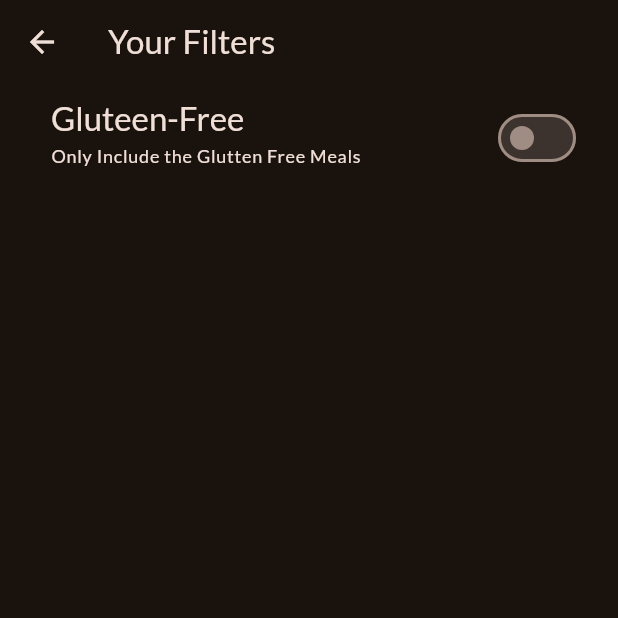
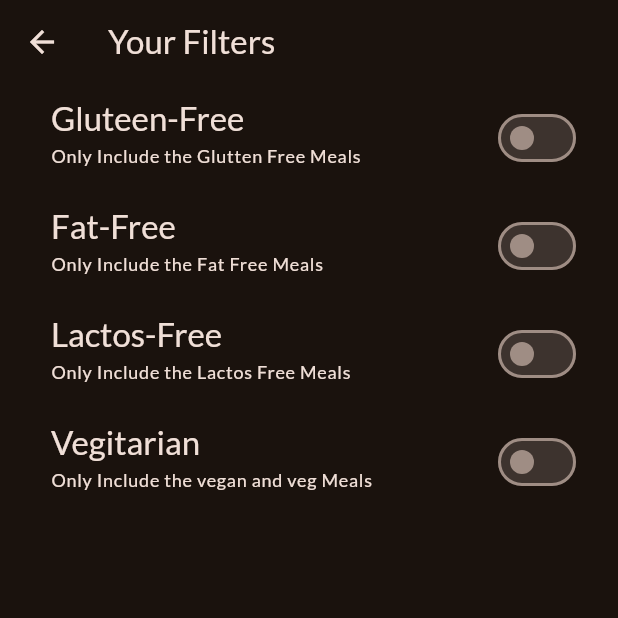
Before and after one commit to CodeEternity01/Meal_App, a Flutter app: the FilterScreen screen opened directly, on a phone screen of 412 x 824 dp, the top half of it. Run offline on Flutter 3.47's test engine with Material 3 defaults, Android fonts, the phone set to English and light mode, and no system bars; our stand-ins replace google_fonts, transparent_image.

Commit message:
added some more filters options

```diff
--- a/lib/screens/filter.dart
+++ b/lib/screens/filter.dart
@@ -11,6 +11,9 @@ class FilterScreen extends StatefulWidget {
 
 class _FilterScreenState extends State<FilterScreen> {
   var _gluteenFreeFliterSet = false;
+  var _fatFreeFliterSet=false;
+   var _lactosFreeFliterSet = false;
+  var _vegitarianFreeFliterSet=false;
   @override
   Widget build(BuildContext context) {
     return Scaffold(
@@ -50,6 +53,78 @@ class _FilterScreenState extends State<FilterScreen> {
             ),
             activeColor: Theme.of(context).colorScheme.tertiary,
             contentPadding: const EdgeInsets.only(left: 34, right: 24),
+          ),
+          SwitchListTile(
+            value: _fatFreeFliterSet,
+            onChanged: (isChecked) {
+              setState(() {
+                _fatFreeFliterSet = isChecked;
+              });
+            },
+            title: Text(
+              'Fat-Free',
+              style: Theme.of(context)
+                  .textTheme
+                  .titleLarge!
+                  .copyWith(color: Theme.of(context).colorScheme.onBackground),
+            ),
+            subtitle: Text(
+              'Only Include the Fat Free Meals',
+              style: Theme.of(context)
+                  .textTheme
+                  .labelMedium!
+                  .copyWith(color: Theme.of(context).colorScheme.onBackground),
+            ),
+            activeColor: Theme.of(context).colorScheme.tertiary,
+            contentPadding: const EdgeInsets.only(left: 34, right: 24),
+          ),
+          SwitchListTile(
+            value: _lactosFreeFliterSet,
+            onChanged: (isChecked) {
+              setState(() {
+                _lactosFreeFliterSet = isChecked;
+              });
+            },
+            title: Text(
+              'Lactos-Free',
+              style: Theme.of(context)
+                  .textTheme
+                  .titleLarge!
+                  .copyWith(color: Theme.of(context).colorScheme.onBackground),
+            ),
+            subtitle: Text(
+              'Only Include the Lactos Free Meals',
+              style: Theme.of(context)
+                  .textTheme
+                  .labelMedium!
+                  .copyWith(color: Theme.of(context).colorScheme.onBackground),
+            ),
+            activeColor: Theme.of(context).colorScheme.tertiary,
+            contentPadding: const EdgeInsets.only(left: 34, right: 24),
+          ),
+          SwitchListTile(
+            value: _vegitarianFreeFliterSet,
+            onChanged: (isChecked) {
+              setState(() {
+                _vegitarianFreeFliterSet = isChecked;
+              });
+            },
+            title: Text(
+              'Vegitarian',
+              style: Theme.of(context)
+                  .textTheme
+                  .titleLarge!
+                  .copyWith(color: Theme.of(context).colorScheme.onBackground),
+            ),
+            subtitle: Text(
+              'Only Include the vegan and veg Meals',
+              style: Theme.of(context)
+                  .textTheme
+                  .labelMedium!
+                  .copyWith(color: Theme.of(context).colorScheme.onBackground),
+            ),
+            activeColor: Theme.of(context).colorScheme.tertiary,
+            contentPadding: const EdgeInsets.only(left: 34, right: 24),
           )
         ],
       ),
--- a/lib/screens/tabs.dart
+++ b/lib/screens/tabs.dart
@@ -50,7 +50,7 @@ class _TabsScreenState extends State<TabsScreen> {
           .push(MaterialPageRoute(builder: (cxt) =>const FilterScreen()));
     } else if (identifier == 'Favorites') {
       // here it an issue to solve that when ever favorites clicked by drawer than screen got stack
-      Navigator.of(context).pushReplacement(MaterialPageRoute(
+      Navigator.of(context).push(MaterialPageRoute(
           barrierDismissible: true,
           builder: (cxt) => MealsScreen(
               meals: _favorites,
```
